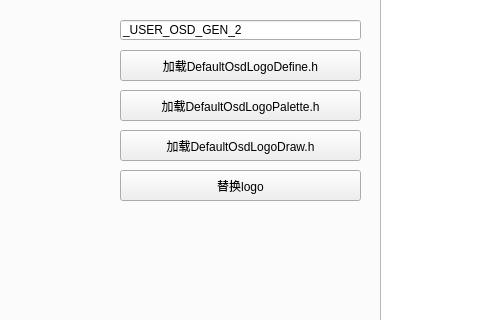
Above: hk_bin_tool.ui from wayneso/HK_BIN_TOOL before the change; both pictures show x 282 to 762 and y 136 to 456 of the 1000 by 800 pixel window. Below: the same form after it.
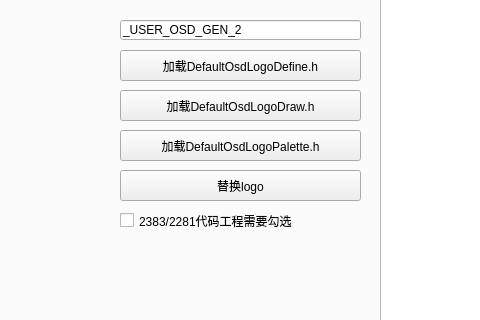
That is the form after the change.

What changed in the file:
```diff
--- a/hk_bin_tool.ui
+++ b/hk_bin_tool.ui
@@ -2097,7 +2097,7 @@
       <property name="geometry">
        <rect>
         <x>380</x>
-        <y>120</y>
+        <y>160</y>
         <width>241</width>
         <height>31</height>
        </rect>
@@ -2110,7 +2110,7 @@
       <property name="geometry">
        <rect>
         <x>380</x>
-        <y>160</y>
+        <y>120</y>
         <width>241</width>
         <height>31</height>
        </rect>
@@ -2145,6 +2145,19 @@
        <string>_USER_OSD_GEN_2</string>
       </property>
      </widget>
+     <widget class="QCheckBox" name="RTD2383_Project_checkBox">
+      <property name="geometry">
+       <rect>
+        <x>380</x>
+        <y>240</y>
+        <width>241</width>
+        <height>21</height>
+       </rect>
+      </property>
+      <property name="text">
+       <string>2383/2281代码工程需要勾选</string>
+      </property>
+     </widget>
     </widget>
     <widget class="QWidget" name="tab">
      <attribute name="title">
```
